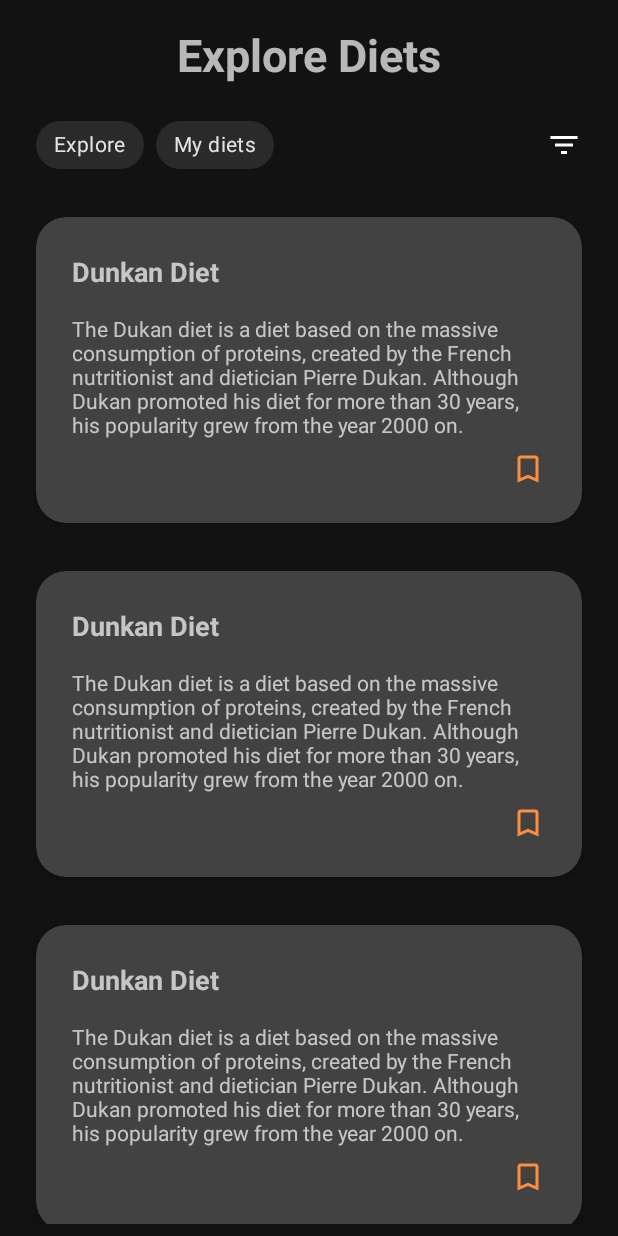
After one commit to Gymodo/App, an Android app: the layout activity_diet_list.xml on its own in the app's theme, with its tools: preview values and no code run, on a phone screen of 412 x 824 dp. The commit adds this screen. Run offline under Robolectric (Android 15) with nearby library versions, the phone set to English and light mode, and no system bars.

Commit message:
diet list done, dark theme

```diff
--- a/app/src/main/AndroidManifest.xml
+++ b/app/src/main/AndroidManifest.xml
@@ -11,7 +11,8 @@
         android:roundIcon="@mipmap/ic_launcher_round"
         android:supportsRtl="true"
         android:theme="@style/Theme.Gymodo">
-        <activity android:name=".DietDetailActivity"></activity>
+        <activity android:name=".DietListActivity"></activity>
+        <activity android:name=".DietDetailActivity" />
         <activity
             android:name=".AddDietActivity"
             android:parentActivityName=".MainActivity" />
--- /dev/null
+++ b/app/src/main/java/com/github/gymodo/DietListActivity.java
@@ -0,0 +1,14 @@
+package com.github.gymodo;
+
+import androidx.appcompat.app.AppCompatActivity;
+
+import android.os.Bundle;
+
+public class DietListActivity extends AppCompatActivity {
+
+    @Override
+    protected void onCreate(Bundle savedInstanceState) {
+        super.onCreate(savedInstanceState);
+        setContentView(R.layout.activity_diet_list);
+    }
+}
--- /dev/null
+++ b/app/src/main/res/drawable/ic_bookmark.xml
@@ -0,0 +1,10 @@
+<vector xmlns:android="http://schemas.android.com/apk/res/android"
+    android:width="24dp"
+    android:height="24dp"
+    android:viewportWidth="24"
+    android:viewportHeight="24"
+    android:tint="?attr/colorControlNormal">
+  <path
+      android:fillColor="@android:color/white"
+      android:pathData="M17,3L7,3c-1.1,0 -1.99,0.9 -1.99,2L5,21l7,-3 7,3L19,5c0,-1.1 -0.9,-2 -2,-2zM17,18l-5,-2.18L7,18L7,5h10v13z"/>
+</vector>
--- /dev/null
+++ b/app/src/main/res/layout/activity_diet_list.xml
@@ -0,0 +1,66 @@
+<?xml version="1.0" encoding="utf-8"?>
+<androidx.constraintlayout.widget.ConstraintLayout xmlns:android="http://schemas.android.com/apk/res/android"
+    xmlns:app="http://schemas.android.com/apk/res-auto"
+    xmlns:tools="http://schemas.android.com/tools"
+    android:layout_width="match_parent"
+    android:layout_height="match_parent"
+    tools:context=".DietListActivity">
+
+    <TextView
+        android:id="@+id/textView4"
+        android:layout_width="wrap_content"
+        android:layout_height="wrap_content"
+        android:layout_marginTop="16dp"
+        android:text="@string/explore_diets"
+        android:textSize="30sp"
+        android:textStyle="bold"
+        app:layout_constraintEnd_toEndOf="parent"
+        app:layout_constraintStart_toStartOf="parent"
+        app:layout_constraintTop_toTopOf="parent" />
+
+    <com.google.android.material.chip.ChipGroup
+        android:id="@+id/chipGroup"
+        android:layout_width="wrap_content"
+        android:layout_height="wrap_content"
+        android:layout_marginStart="24dp"
+        android:layout_marginTop="16dp"
+        app:layout_constraintStart_toStartOf="parent"
+        app:layout_constraintTop_toBottomOf="@+id/textView4">
+
+        <com.google.android.material.chip.Chip
+            android:id="@+id/chip4"
+            android:layout_width="wrap_content"
+            android:layout_height="wrap_content"
+            android:text="Explore" />
+
+        <com.google.android.material.chip.Chip
+            android:id="@+id/chip5"
+            android:layout_width="wrap_content"
+            android:layout_height="wrap_content"
+            android:text="My diets" />
+    </com.google.android.material.chip.ChipGroup>
+
+    <ImageButton
+        android:id="@+id/imageButton"
+        android:layout_width="wrap_content"
+        android:layout_height="wrap_content"
+        android:layout_marginEnd="24dp"
+        android:background="#00FFFFFF"
+        app:layout_constraintBottom_toBottomOf="@+id/chipGroup"
+        app:layout_constraintEnd_toEndOf="parent"
+        app:layout_constraintTop_toTopOf="@+id/chipGroup"
+        app:srcCompat="@drawable/ic_filter_list" />
+
+    <androidx.recyclerview.widget.RecyclerView
+        android:layout_width="match_parent"
+        android:layout_height="0dp"
+        android:layout_marginStart="8dp"
+        android:layout_marginTop="8dp"
+        android:layout_marginEnd="8dp"
+        android:layout_marginBottom="8dp"
+        app:layout_constraintBottom_toBottomOf="parent"
+        app:layout_constraintEnd_toEndOf="parent"
+        app:layout_constraintStart_toStartOf="parent"
+        app:layout_constraintTop_toBottomOf="@id/chipGroup"
+        tools:listitem="@layout/diet_row" />
+</androidx.constraintlayout.widget.ConstraintLayout>
--- a/app/src/main/res/layout/activity_login.xml
+++ b/app/src/main/res/layout/activity_login.xml
@@ -38,7 +38,8 @@
                 android:layout_width="match_parent"
                 android:layout_height="wrap_content"
                 android:hint="@string/hint_email"
-                android:inputType="textEmailAddress" />
+                android:inputType="textEmailAddress"
+                android:textColor="#FFFFFF" />
         </com.google.android.material.textfield.TextInputLayout>
 
         <com.google.android.material.textfield.TextInputLayout
--- /dev/null
+++ b/app/src/main/res/layout/diet_row.xml
@@ -0,0 +1,51 @@
+<?xml version="1.0" encoding="utf-8"?>
+
+<androidx.cardview.widget.CardView xmlns:android="http://schemas.android.com/apk/res/android"
+    xmlns:app="http://schemas.android.com/apk/res-auto"
+    xmlns:tools="http://schemas.android.com/tools"
+    android:layout_width="match_parent"
+    android:layout_height="wrap_content"
+    android:layout_margin="16dp"
+    app:cardCornerRadius="20dp">
+
+    <androidx.constraintlayout.widget.ConstraintLayout
+        android:layout_width="match_parent"
+        android:layout_height="match_parent"
+        android:padding="24dp">
+
+        <TextView
+            android:id="@+id/DietRowName"
+            android:layout_width="wrap_content"
+            android:layout_height="wrap_content"
+            android:textSize="18sp"
+            android:textStyle="bold"
+            app:layout_constraintStart_toStartOf="parent"
+            app:layout_constraintTop_toTopOf="parent"
+            tools:text="Dunkan Diet" />
+
+        <TextView
+            android:id="@+id/DietRowDescription"
+            android:layout_width="wrap_content"
+            android:layout_height="wrap_content"
+            android:layout_marginTop="16dp"
+            app:layout_constraintEnd_toEndOf="parent"
+            app:layout_constraintStart_toStartOf="parent"
+            app:layout_constraintTop_toBottomOf="@+id/DietRowName"
+            tools:text="The Dukan diet is a diet based on the massive consumption of proteins, created by the French nutritionist and dietician Pierre Dukan. Although Dukan promoted his diet for more than 30 years, his popularity grew from the year 2000 on." />
+
+        <ImageButton
+            android:id="@+id/DietRowBookmarkButton"
+            android:layout_width="wrap_content"
+            android:layout_height="wrap_content"
+            android:layout_marginTop="8dp"
+            android:background="#00FFFFFF"
+            android:tint="@color/primaryColor"
+            app:layout_constraintBottom_toBottomOf="parent"
+            app:layout_constraintEnd_toEndOf="parent"
+            app:layout_constraintTop_toBottomOf="@+id/DietRowDescription"
+            app:srcCompat="@drawable/ic_bookmark" />
+
+
+    </androidx.constraintlayout.widget.ConstraintLayout>
+
+</androidx.cardview.widget.CardView>
--- a/app/src/main/res/layout/fragment_user_reservations.xml
+++ b/app/src/main/res/layout/fragment_user_reservations.xml
@@ -18,7 +18,8 @@
             android:layout_marginEnd="32dp"
             app:layout_constraintEnd_toEndOf="parent"
             app:layout_constraintStart_toStartOf="parent"
-            app:layout_constraintTop_toTopOf="parent">
+            app:layout_constraintTop_toTopOf="parent"
+            tools:listitem="@layout/reservations_row">
 
         </androidx.recyclerview.widget.RecyclerView>
 
--- a/app/src/main/res/layout/fragment_workout_detail.xml
+++ b/app/src/main/res/layout/fragment_workout_detail.xml
@@ -19,7 +19,8 @@
             android:layout_marginEnd="32dp"
             app:layout_constraintEnd_toEndOf="parent"
             app:layout_constraintStart_toStartOf="parent"
-            app:layout_constraintTop_toTopOf="parent" />
+            app:layout_constraintTop_toTopOf="parent"
+            tools:listitem="@layout/workouts_row" />
 
         <com.google.android.material.floatingactionbutton.FloatingActionButton
             android:id="@+id/floatingActionButton3"
--- a/app/src/main/res/layout/fragment_workout_list.xml
+++ b/app/src/main/res/layout/fragment_workout_list.xml
@@ -31,7 +31,8 @@
             android:layout_marginEnd="32dp"
             app:layout_constraintEnd_toEndOf="parent"
             app:layout_constraintStart_toStartOf="parent"
-            app:layout_constraintTop_toBottomOf="@+id/imageView" />
+            app:layout_constraintTop_toBottomOf="@+id/imageView"
+            tools:listitem="@layout/workouts_row" />
 
         <com.google.android.material.floatingactionbutton.FloatingActionButton
             android:id="@+id/floatingActionButton2"
--- a/app/src/main/res/values/colors.xml
+++ b/app/src/main/res/values/colors.xml
@@ -8,4 +8,7 @@
     <color name="secondaryDarkColor">#000000</color>
     <color name="primaryTextColor">#000000</color>
     <color name="secondaryTextColor">#ffffff</color>
+    <color name="backgroundColor">#121212</color>
+    <color name="white">#ffffff</color>
+    <color name="black">#000000</color>
 </resources>
--- a/app/src/main/res/values/themes.xml
+++ b/app/src/main/res/values/themes.xml
@@ -1,26 +1,22 @@
 <resources xmlns:tools="http://schemas.android.com/tools">
     <!-- Base application theme. -->
-    <style name="Theme.Gymodo" parent="Theme.MaterialComponents.Light.NoActionBar">
+    <style name="Theme.Gymodo" parent="Theme.MaterialComponents.NoActionBar">
         <!-- Primary brand color. -->
         <item name="colorPrimary">@color/primaryColor</item>
         <item name="colorPrimaryVariant">@color/primaryDarkColor</item>
         <item name="colorOnPrimary">@color/primaryTextColor</item>
+
         <!-- Secondary brand color. -->
         <item name="colorSecondary">@color/secondaryColor</item>
         <item name="colorSecondaryVariant">@color/secondaryDarkColor</item>
         <item name="colorOnSecondary">@color/secondaryTextColor</item>
         <!-- Status bar color. -->
-        <item name="android:statusBarColor" tools:targetApi="l">?attr/colorPrimaryVariant</item>
+        <item name="android:statusBarColor" tools:targetApi="l">@color/primaryColor</item>
         <item name="colorAccent">@color/secondaryColor</item>
         <!-- Customize your theme here. -->
     </style>
 
-    <style name="Theme.Gymodo.NoActionBar">
-        <item name="windowActionBar">false</item>
-        <item name="windowNoTitle">true</item>
-    </style>
-
     <style name="Theme.Gymodo.AppBarOverlay" parent="ThemeOverlay.MaterialComponents.Dark.ActionBar" />
 
-    <style name="Theme.Gymodo.PopupOverlay" parent="ThemeOverlay.MaterialComponents.Light" />
+    <style name="Theme.Gymodo.PopupOverlay" parent="ThemeOverlay.MaterialComponents" />
 </resources>
```
